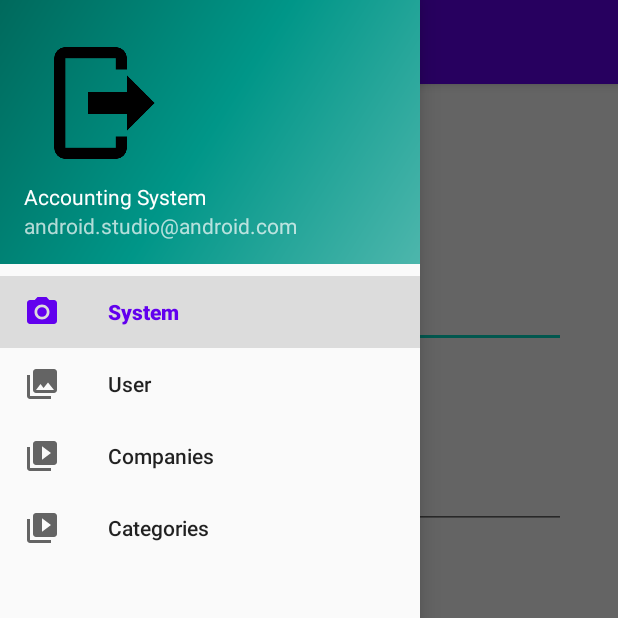
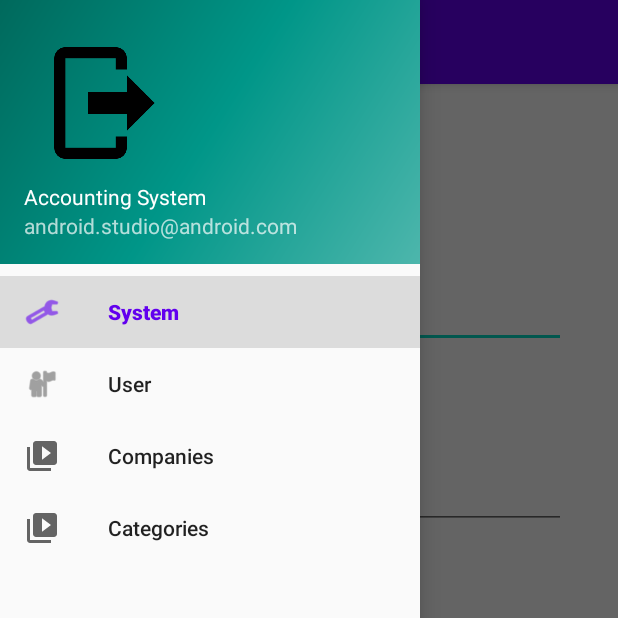
Before and after one commit to LuckyRads/Accounting-System-App, an Android app: the MainActivity screen opened directly, with no data from a screen before it, with the side drawer open, on a phone screen of 412 x 824 dp, the top half of it. Run offline under Robolectric (Android 15) with nearby library versions, the phone set to English and light mode, and no system bars; our stand-ins replace navigation-ui.

Commit message:
ADD: Icons for user and system.

```diff
--- a/app/src/main/res/menu/activity_main_drawer.xml
+++ b/app/src/main/res/menu/activity_main_drawer.xml
@@ -6,11 +6,11 @@
     <group android:checkableBehavior="single">
         <item
                 android:id="@+id/nav_system"
-                android:icon="@drawable/ic_menu_camera"
+                android:icon="@drawable/ic_menu_system"
                 android:title="@string/menu_system"/>
         <item
                 android:id="@+id/nav_user"
-                android:icon="@drawable/ic_menu_gallery"
+                android:icon="@drawable/ic_menu_user"
                 android:title="@string/menu_user"/>
         <item
                 android:id="@+id/nav_companies"
--- a/app/src/main/res/values/drawables.xml
+++ b/app/src/main/res/values/drawables.xml
@@ -1,6 +1,6 @@
 <resources xmlns:android="http://schemas.android.com/apk/res/android">
-    <item name="ic_menu_camera" type="drawable">@android:drawable/ic_menu_camera</item>
-    <item name="ic_menu_gallery" type="drawable">@android:drawable/ic_menu_gallery</item>
+    <item name="ic_menu_system" type="drawable">@android:drawable/ic_menu_manage</item>
+    <item name="ic_menu_user" type="drawable">@android:drawable/ic_menu_myplaces</item>
     <item name="ic_menu_slideshow" type="drawable">@android:drawable/ic_menu_slideshow</item>
     <item name="ic_menu_manage" type="drawable">@android:drawable/ic_menu_manage</item>
     <item name="ic_menu_share" type="drawable">@android:drawable/ic_menu_share</item>
```
